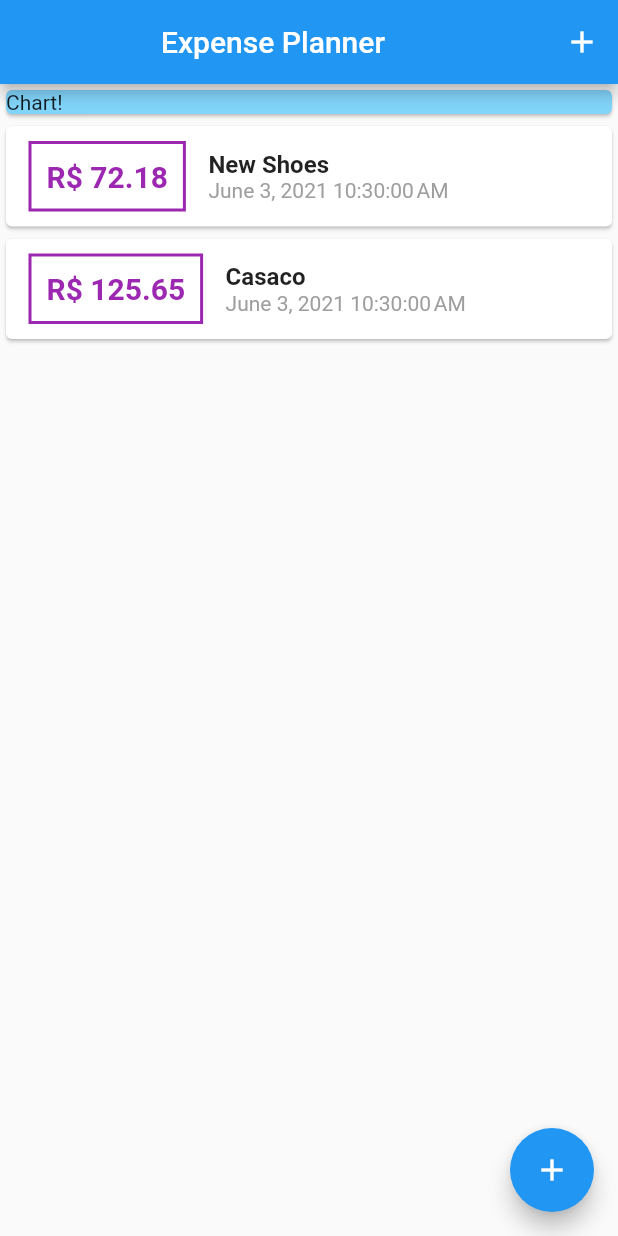
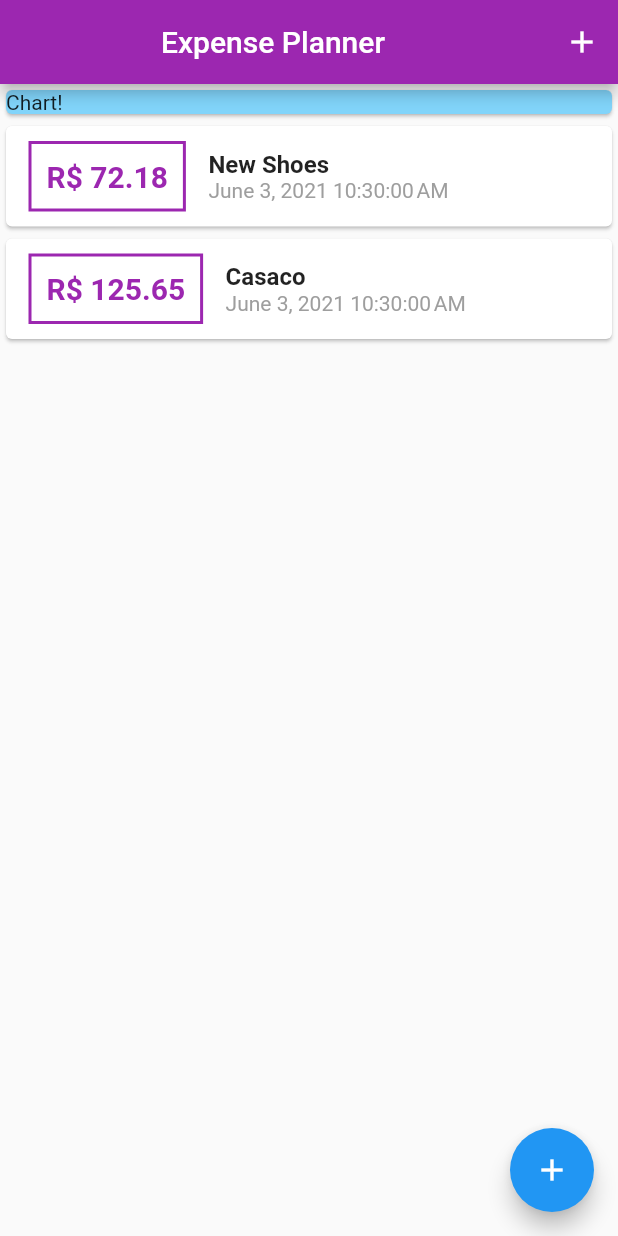
Before and after one commit to khalilpan/flutter-expense_planner, a Flutter app: the screen it shows after launch, on a phone screen of 412 x 824 dp. Run offline on Flutter 3.47's test engine with Material 2 defaults, Android fonts, the phone set to English and light mode, and no system bars.

Commit message:
adding public Theme for app and use it in the widgets

```diff
--- a/lib/main.dart
+++ b/lib/main.dart
@@ -12,7 +12,12 @@ class MyApp extends StatelessWidget {
   @override
   Widget build(BuildContext context) {
     return MaterialApp(
+      title: "Expense Planner",
       home: MyHomePage(),
+      theme: ThemeData(
+        primarySwatch: Colors.purple,
+        accentColor: Colors.blue,
+      ),
     );
   }
 }
--- a/lib/widgets/new_transactions.dart
+++ b/lib/widgets/new_transactions.dart
@@ -57,5 +57,7 @@ class _NewTransactionState extends State<NewTransaction> {
     }
 
     widget.addNewTx(titleController.text, double.parse(amountController.text));
+
+    Navigator.of(context).pop();
   }
 }
--- a/lib/widgets/transaction_list.dart
+++ b/lib/widgets/transaction_list.dart
@@ -25,7 +25,7 @@ class TransactionList extends StatelessWidget {
                   ),
                   decoration: BoxDecoration(
                       border: Border.all(
-                    color: Colors.purple,
+                    color: Theme.of(context).primaryColor,
                     width: 2,
                   )),
                   padding: EdgeInsets.all(10),
@@ -34,7 +34,7 @@ class TransactionList extends StatelessWidget {
                     style: TextStyle(
                         fontWeight: FontWeight.bold,
                         fontSize: 20,
-                        color: Colors.purple),
+                        color: Theme.of(context).primaryColor),
                   ),
                 ),
                 Column(
```
Also changed, not shown: lib/widgets/test.dart (deleted, +0 -15 lines).
